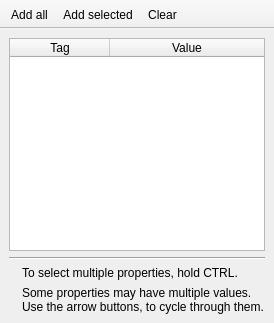
Qt form propertyfragment.ui (FrankMamuda/fumingcube) before a commit.
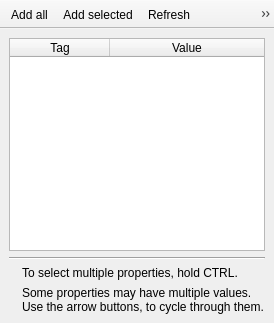
The same form after that commit. Icons and pictures are not drawn.

Diff of the .ui file:
```diff
--- a/propertyfragment.ui
+++ b/propertyfragment.ui
@@ -124,6 +124,8 @@
    </attribute>
    <addaction name="actionAddAll"/>
    <addaction name="actionAddSelected"/>
+   <addaction name="actionRefresh"/>
+   <addaction name="actionSelectTags"/>
    <addaction name="actionClear"/>
   </widget>
   <action name="actionAddAll">
@@ -162,6 +164,22 @@
     <string>Clear properties and return to the Search fragment</string>
    </property>
   </action>
+  <action name="actionRefresh">
+   <property name="icon">
+    <iconset theme="find"/>
+   </property>
+   <property name="text">
+    <string>Refresh</string>
+   </property>
+  </action>
+  <action name="actionSelectTags">
+   <property name="icon">
+    <iconset theme="clean"/>
+   </property>
+   <property name="text">
+    <string>Select tags</string>
+   </property>
+  </action>
  </widget>
  <resources/>
  <connections/>
```
